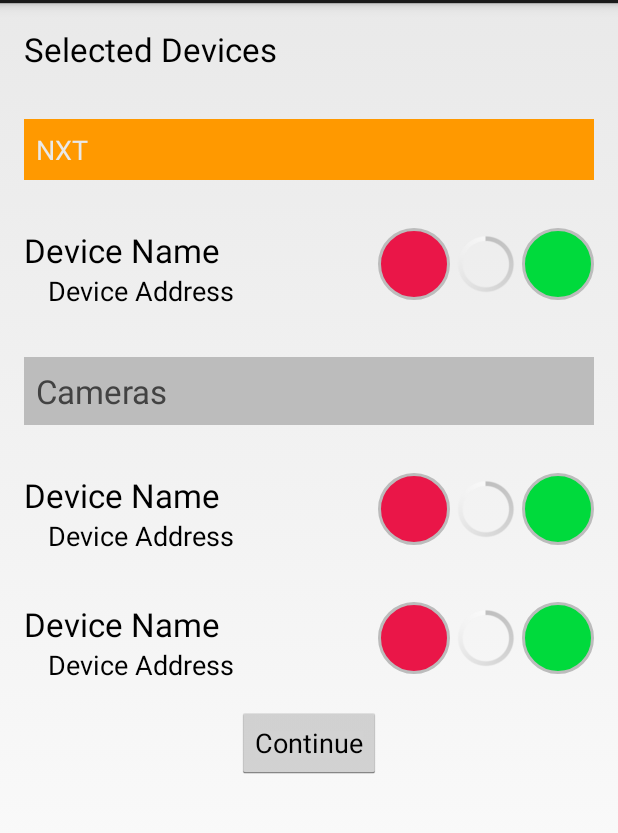
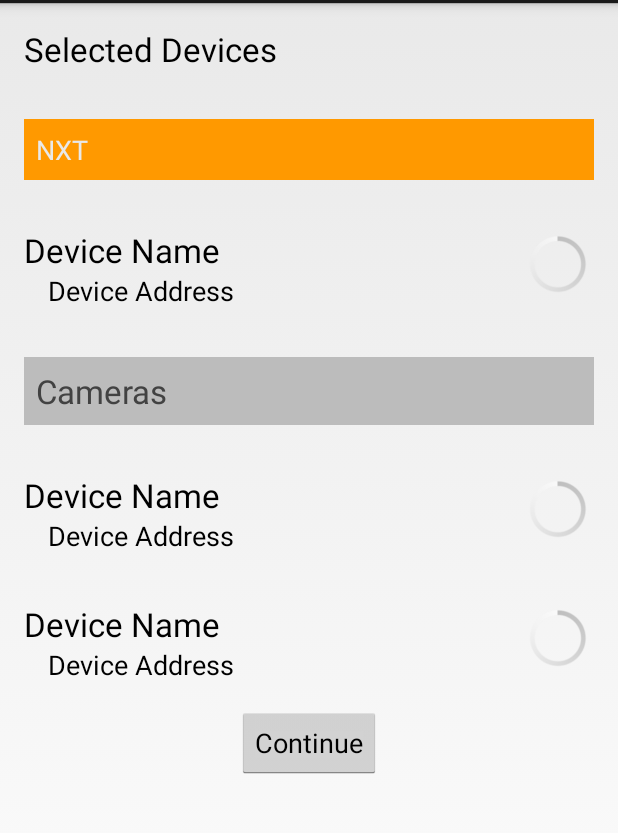
Before and after one commit to fdefreitas/MADN3S, an Android app: the layout fragment_connection.xml on its own in the app's theme, with its tools: preview values and no code run, on a phone screen of 412 x 824 dp, the part 69-902 px from its top. Run offline under Robolectric (Android 15) with nearby library versions, the phone set to English and light mode, and no system bars.

Commit message:
ajustando connection fragment para que muestre el estado de las conexiones

```diff
--- a/apps/MADN3SControllerProject/MADN3SController/src/main/java/org/madn3s/controller/MADN3SController.java
+++ b/apps/MADN3SControllerProject/MADN3SController/src/main/java/org/madn3s/controller/MADN3SController.java
@@ -1,9 +1,14 @@
 package org.madn3s.controller;
 
 import android.app.Application;
+import android.bluetooth.BluetoothDevice;
+
+import java.util.ArrayList;
 
 /**
  * Created by inaki on 1/11/14.
  */
 public class MADN3SController extends Application {
+    public static BluetoothDevice nxt;
+    public static ArrayList<BluetoothDevice> cameras = new ArrayList<BluetoothDevice>();
 }
--- a/apps/MADN3SControllerProject/MADN3SController/src/main/java/org/madn3s/controller/MainActivity.java
+++ b/apps/MADN3SControllerProject/MADN3SController/src/main/java/org/madn3s/controller/MainActivity.java
@@ -12,7 +12,7 @@
 import org.madn3s.controller.fragments.BaseFragment;
 import org.madn3s.controller.fragments.ControlsFragment;
 import org.madn3s.controller.fragments.MainFragment;
-import org.madn3s.controller.fragments.ConectionFragment;
+import org.madn3s.controller.fragments.ConnectionFragment;
 
 import java.util.ArrayList;
 
@@ -74,7 +74,7 @@
 
     public void launchConectionFragment(ArrayList<BluetoothDevice> devices){
         Log.d(TAG, "launchConectionFragment Device: "+devices.size());
-        ConectionFragment conections = new ConectionFragment(devices);
+        ConnectionFragment conections = new ConnectionFragment(devices);
         FragmentManager fm = getFragmentManager();
         fm.beginTransaction().replace(R.id.container, conections)
                 .setTransition(FragmentTransaction.TRANSIT_FRAGMENT_FADE)
--- a/apps/MADN3SControllerProject/MADN3SController/src/main/res/layout/fragment_connection.xml
+++ b/apps/MADN3SControllerProject/MADN3SController/src/main/res/layout/fragment_connection.xml
@@ -33,29 +33,33 @@
                     android:layout_height="wrap_content"
                     android:textAppearance="?android:attr/textAppearanceLarge"
                     android:text="Device Name"
-                    android:id="@+id/textView2"/>
+                    android:id="@+id/nxt_name_connection_textView"/>
             <TextView
                     android:layout_width="wrap_content"
                     android:layout_height="wrap_content"
                     android:textAppearance="?android:attr/textAppearanceMedium"
                     android:text="Device Address"
-                    android:id="@+id/textView3" android:layout_marginLeft="@dimen/container_margin"/>
+                    android:id="@+id/nxt_address_connection_textView"
+                    android:layout_marginLeft="@dimen/container_margin"/>
         </LinearLayout>
+
         <ImageView
                 android:layout_width="wrap_content"
                 android:layout_height="wrap_content"
-                android:id="@+id/not_connected_imageView" android:background="@drawable/indicator_not_connected"
-                android:contentDescription="@string/hint_indicator_device_not_connected_"/>
+                android:id="@+id/nxt_not_connected_imageView" android:background="@drawable/indicator_not_connected"
+                android:contentDescription="@string/hint_indicator_device_not_connected_"
+            android:visibility="gone" />
         <ProgressBar
                 android:layout_width="wrap_content"
                 android:layout_height="wrap_content"
-                android:id="@+id/connecting_progressBar"/>
+                android:id="@+id/nxt_connecting_progressBar"/>
         <ImageView
                 android:layout_width="wrap_content"
                 android:layout_height="wrap_content"
-                android:id="@+id/connected_imageView" android:contentDescription="@string/hint_indicator_device_connected_"
+                android:id="@+id/nxt_connected_imageView" android:contentDescription="@string/hint_indicator_device_connected_"
                 android:adjustViewBounds="false"
-                android:background="@drawable/indicator_connected"/>
+                android:background="@drawable/indicator_connected"
+            android:visibility="gone" />
     </LinearLayout>
 
     <TextView
@@ -82,29 +86,32 @@
                     android:layout_height="wrap_content"
                     android:textAppearance="?android:attr/textAppearanceLarge"
                     android:text="Device Name"
-                    android:id="@+id/textView2"/>
+                    android:id="@+id/camera1_name_connection_textView"/>
             <TextView
                     android:layout_width="wrap_content"
                     android:layout_height="wrap_content"
                     android:textAppearance="?android:attr/textAppearanceMedium"
                     android:text="Device Address"
-                    android:id="@+id/textView3" android:layout_marginLeft="@dimen/container_margin"/>
+                    android:id="@+id/camera1_address_connection_textView"
+                    android:layout_marginLeft="@dimen/container_margin"/>
         </LinearLayout>
         <ImageView
                 android:layout_width="wrap_content"
                 android:layout_height="wrap_content"
-                android:id="@+id/not_connected_imageView" android:background="@drawable/indicator_not_connected"
-                android:contentDescription="@string/hint_indicator_device_not_connected_"/>
+                android:id="@+id/camera1_not_connected_imageView" android:background="@drawable/indicator_not_connected"
+                android:contentDescription="@string/hint_indicator_device_not_connected_"
+            android:visibility="gone" />
         <ProgressBar
                 android:layout_width="wrap_content"
                 android:layout_height="wrap_content"
-                android:id="@+id/connecting_progressBar"/>
+                android:id="@+id/camera1_connecting_progressBar"/>
         <ImageView
                 android:layout_width="wrap_content"
                 android:layout_height="wrap_content"
-                android:id="@+id/connected_imageView" android:contentDescription="@string/hint_indicator_device_connected_"
+                android:id="@+id/camera1_connected_imageView" android:contentDescription="@string/hint_indicator_device_connected_"
                 android:adjustViewBounds="false"
-                android:background="@drawable/indicator_connected"/>
+                android:background="@drawable/indicator_connected"
+            android:visibility="gone" />
     </LinearLayout>
 
     <LinearLayout
@@ -120,31 +127,33 @@
                     android:layout_height="wrap_content"
                     android:textAppearance="?android:attr/textAppearanceLarge"
                     android:text="Device Name"
-                    android:id="@+id/textView2"/>
+                    android:id="@+id/camera2_name_connection_textView"/>
             <TextView
                     android:layout_width="wrap_content"
                     android:layout_height="wrap_content"
                     android:textAppearance="?android:attr/textAppearanceMedium"
                     android:text="Device Address"
-                    android:id="@+id/textView3" android:layout_marginLeft="@dimen/container_margin"/>
+                    android:id="@+id/camera2_address_connection_textView"
+                    android:layout_marginLeft="@dimen/container_margin"/>
         </LinearLayout>
         <ImageView
                 android:layout_width="wrap_content"
                 android:layout_height="wrap_content"
-                android:id="@+id/not_connected_imageView" android:background="@drawable/indicator_not_connected"
-                android:contentDescription="@string/hint_indicator_device_not_connected_"/>
+                android:id="@+id/camera2_not_connected_imageView" android:background="@drawable/indicator_not_connected"
+                android:contentDescription="@string/hint_indicator_device_not_connected_"
+            android:visibility="gone" />
         <ProgressBar
                 android:layout_width="wrap_content"
                 android:layout_height="wrap_content"
-                android:id="@+id/connecting_progressBar"/>
+                android:id="@+id/camera2_connecting_progressBar"/>
         <ImageView
                 android:layout_width="wrap_content"
                 android:layout_height="wrap_content"
-                android:id="@+id/connected_imageView" android:contentDescription="@string/hint_indicator_device_connected_"
+                android:id="@+id/camera2_connected_imageView" android:contentDescription="@string/hint_indicator_device_connected_"
                 android:adjustViewBounds="false"
-                android:background="@drawable/indicator_connected"/>
+                android:background="@drawable/indicator_connected"
+            android:visibility="gone" />
     </LinearLayout>
-
 
     <Button
         android:layout_width="wrap_content"
--- a/apps/MADN3SControllerProject/MADN3SController/src/main/res/layout/fragment_main.xml
+++ b/apps/MADN3SControllerProject/MADN3SController/src/main/res/layout/fragment_main.xml
@@ -27,7 +27,8 @@
             android:layout_width="fill_parent"
             android:layout_height="wrap_content"
             android:text="@string/connect"
-            android:id="@+id/connect_button" android:layout_weight="1" android:layout_gravity="right"/>
+            android:id="@+id/connect_button" android:layout_weight="1" android:layout_gravity="right"
+            android:enabled="false" />
     </LinearLayout>
 
     <TextView
```
Also changed, not shown: apps/MADN3SControllerProject/MADN3SController/src/main/java/org/madn3s/controller/fragments/ConectionFragment.java (deleted, +0 -90 lines), apps/MADN3SControllerProject/MADN3SController/src/main/java/org/madn3s/controller/fragments/ConnectionFragment.java (added, +186 -0 lines), apps/MADN3SControllerProject/MADN3SController/src/main/java/org/madn3s/controller/fragments/MainFragment.java (+13 -16 lines), apps/MADN3SControllerProject/MADN3SController/src/main/res/layout/fragment_controls.xml (+5 -5 lines).
